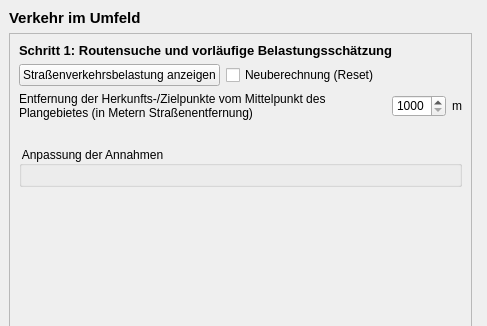
The window that projektchecktools/ui/ProjektCheck_dockwidget_analysis_03-ViU.ui (projektcheck/ProjektCheck-QGIS) describes before a commit, drawn with Qt 5; both pictures show x 0 to 487 and y 0 to 326 of the 487 by 692 pixel window.
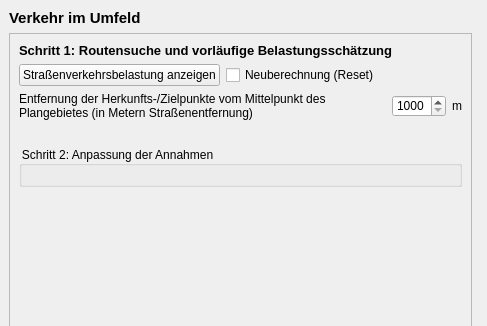
The same window after the commit. Icons and pictures are not drawn.

Commit message: minor labelling optimization

Patch:
```diff
--- a/projektchecktools/ui/ProjektCheck_dockwidget_analysis_03-ViU.ui
+++ b/projektchecktools/ui/ProjektCheck_dockwidget_analysis_03-ViU.ui
@@ -279,7 +279,7 @@
         <item>
          <widget class="QGroupBox" name="settings_group">
           <property name="title">
-           <string>Anpassung der Annahmen</string>
+           <string>Schritt 2: Anpassung der Annahmen</string>
           </property>
           <layout class="QVBoxLayout" name="verticalLayout"/>
          </widget>
```
Left out of the diff: 3 changed lines with no effect on the pictures.
